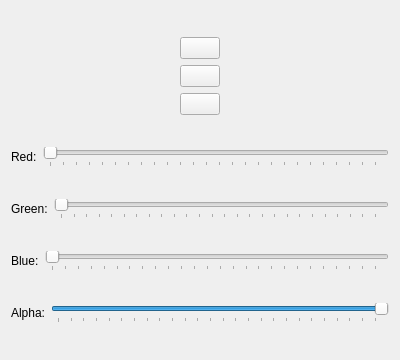
Before: the Qt Designer form ui/toolpane.ui in University-of-Utah-CS3505/a5-sprite-editor-f25-leomartinez47, drawn with Qt 5.
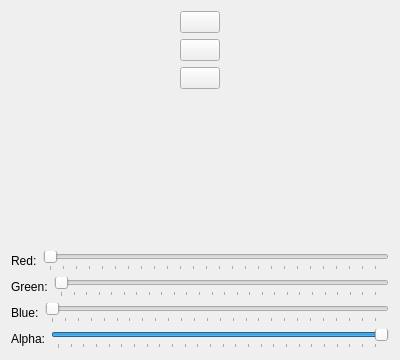
After: the same form once the commit is applied.

Commit message: Move picker to bottom of pane

The edit to the form file:
```diff
--- a/ui/toolpane.ui
+++ b/ui/toolpane.ui
@@ -97,7 +97,17 @@
     </layout>
    </item>
    <item>
-    <layout class="QHBoxLayout" name="horizontalLayout_2"/>
+    <spacer name="verticalSpacer">
+     <property name="orientation">
+      <enum>Qt::Vertical</enum>
+     </property>
+     <property name="sizeHint" stdset="0">
+      <size>
+       <width>20</width>
+       <height>40</height>
+      </size>
+     </property>
+    </spacer>
    </item>
    <item>
     <layout class="QHBoxLayout" name="horizontalLayout_3">
```
Left out of the diff: 8 changed lines with no effect on the pictures.
